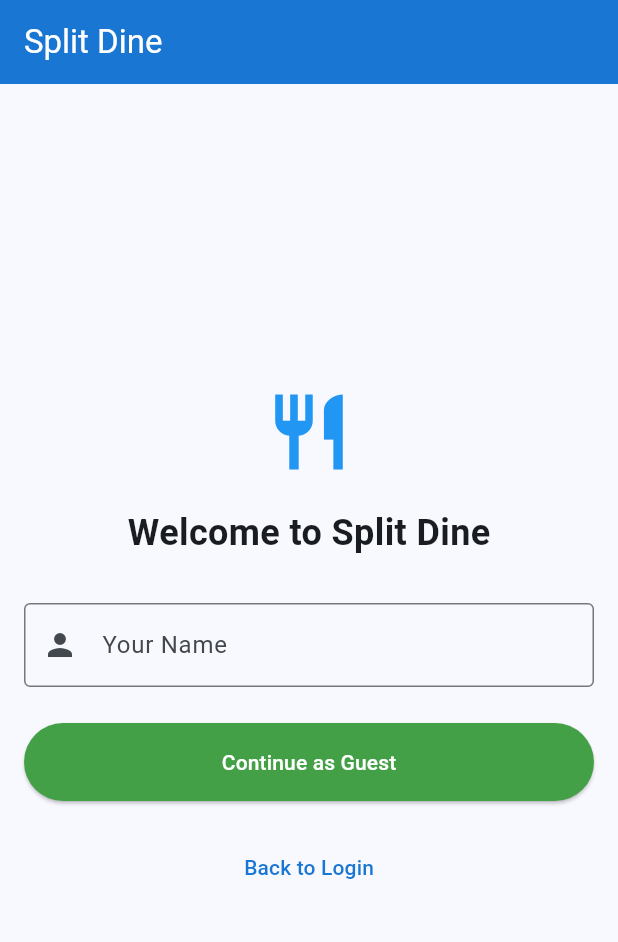
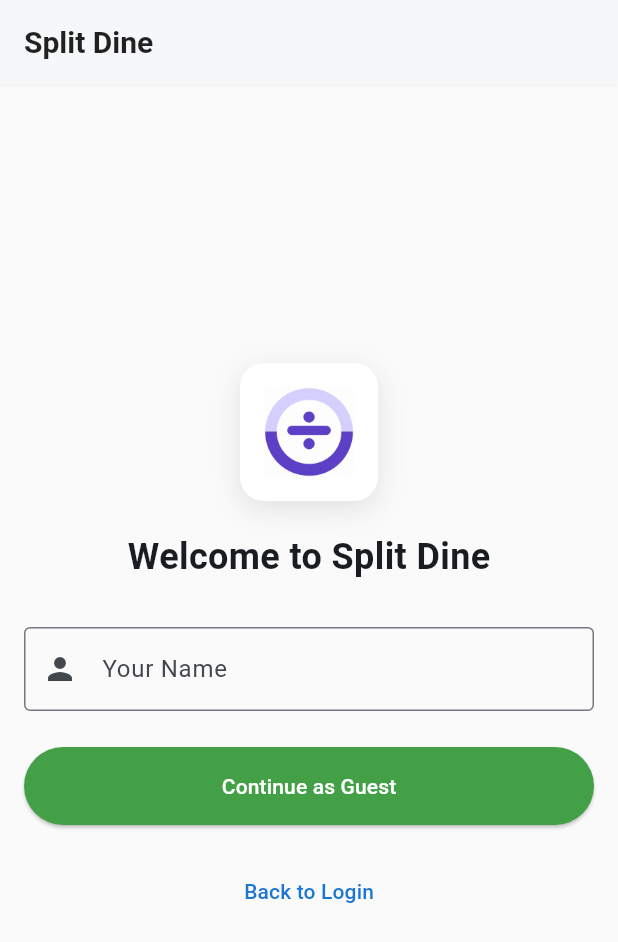
Before and after one commit to noodev8/splitdine2, a Flutter app: the screen it shows after launch, after a tap on "Login", after a tap on "Continue as Guest", on a phone screen of 412 x 824 dp. Shown: the top 942 px of the screen. Run offline on Flutter 3.47's test engine with Material 3 defaults, Android fonts, the phone set to English and light mode, and no system bars; our stand-ins replace shared_preferences; accounts and stored records are empty.

Commit message:
New Logo and splash

```diff
--- a/splitdine2_flutter/lib/screens/login_screen.dart
+++ b/splitdine2_flutter/lib/screens/login_screen.dart
@@ -213,10 +213,19 @@ class _LoginScreenState extends State<LoginScreen> {
   @override
   Widget build(BuildContext context) {
     return Scaffold(
+      backgroundColor: Colors.grey.shade50,
       appBar: AppBar(
-        title: const Text('Split Dine'),
-        backgroundColor: Colors.blue.shade700,
-        foregroundColor: Colors.white,
+        title: const Text(
+          'Split Dine',
+          style: TextStyle(
+            fontSize: 20,
+            fontWeight: FontWeight.bold,
+          ),
+        ),
+        backgroundColor: Colors.white,
+        foregroundColor: Colors.black87,
+        elevation: 1,
+        shadowColor: Colors.black12,
       ),
       body: Consumer<AuthProvider>(
         builder: (context, authProvider, child) {
@@ -232,10 +241,25 @@ class _LoginScreenState extends State<LoginScreen> {
                 mainAxisAlignment: MainAxisAlignment.center,
                 children: [
                 // App Logo
-                const Icon(
-                  Icons.restaurant,
-                  size: 60,
-                  color: Colors.blue,
+                Container(
+                  padding: const EdgeInsets.all(16),
+                  decoration: BoxDecoration(
+                    color: Colors.white,
+                    borderRadius: BorderRadius.circular(16),
+                    boxShadow: [
+                      BoxShadow(
+                        color: Colors.black.withValues(alpha: 0.1),
+                        blurRadius: 15,
+                        offset: const Offset(0, 5),
+                      ),
+                    ],
+                  ),
+                  child: Image.asset(
+                    'assets/splitdine_icon_1024.png',
+                    width: 60,
+                    height: 60,
+                    fit: BoxFit.contain,
+                  ),
                 ),
                 const SizedBox(height: 20),
 
--- a/splitdine2_flutter/lib/screens/register_screen.dart
+++ b/splitdine2_flutter/lib/screens/register_screen.dart
@@ -47,10 +47,19 @@ class _RegisterScreenState extends State<RegisterScreen> {
   @override
   Widget build(BuildContext context) {
     return Scaffold(
+      backgroundColor: Colors.grey.shade50,
       appBar: AppBar(
-        title: const Text('Register'),
-        backgroundColor: Colors.blue.shade700,
-        foregroundColor: Colors.white,
+        title: const Text(
+          'Register',
+          style: TextStyle(
+            fontSize: 20,
+            fontWeight: FontWeight.bold,
+          ),
+        ),
+        backgroundColor: Colors.white,
+        foregroundColor: Colors.black87,
+        elevation: 1,
+        shadowColor: Colors.black12,
       ),
       body: Consumer<AuthProvider>(
         builder: (context, authProvider, child) {
@@ -66,10 +75,25 @@ class _RegisterScreenState extends State<RegisterScreen> {
                 mainAxisAlignment: MainAxisAlignment.center,
                 children: [
                 // App Logo
-                const Icon(
-                  Icons.restaurant,
-                  size: 60,
-                  color: Colors.blue,
+                Container(
+                  padding: const EdgeInsets.all(16),
+                  decoration: BoxDecoration(
+                    color: Colors.white,
+                    borderRadius: BorderRadius.circular(16),
+                    boxShadow: [
+                      BoxShadow(
+                        color: Colors.black.withValues(alpha: 0.1),
+                        blurRadius: 15,
+                        offset: const Offset(0, 5),
+                      ),
+                    ],
+                  ),
+                  child: Image.asset(
+                    'assets/splitdine_icon_1024.png',
+                    width: 60,
+                    height: 60,
+                    fit: BoxFit.contain,
+                  ),
                 ),
                 const SizedBox(height: 20),
 
--- a/splitdine2_flutter/lib/screens/splash_screen.dart
+++ b/splitdine2_flutter/lib/screens/splash_screen.dart
@@ -44,43 +44,66 @@ class _SplashScreenState extends State<SplashScreen> {
   @override
   Widget build(BuildContext context) {
     return Scaffold(
-      backgroundColor: Colors.blue.shade700,
-      body: const Center(
+      backgroundColor: Colors.grey.shade50,
+      body: Center(
         child: Column(
           mainAxisAlignment: MainAxisAlignment.center,
           children: [
-            // App Logo/Icon
-            Icon(
-              Icons.restaurant,
-              size: 80,
-              color: Colors.white,
+            // App Logo
+            Container(
+              padding: const EdgeInsets.all(20),
+              decoration: BoxDecoration(
+                color: Colors.white,
+                borderRadius: BorderRadius.circular(20),
+                boxShadow: [
+                  BoxShadow(
+                    color: Colors.black.withValues(alpha: 0.1),
+                    blurRadius: 20,
+                    offset: const Offset(0, 10),
+                  ),
+                ],
+              ),
+              child: Image.asset(
+                'assets/splitdine_icon_1024.png',
+                width: 80,
+                height: 80,
+                fit: BoxFit.contain,
+              ),
             ),
-            SizedBox(height: 20),
+            const SizedBox(height: 32),
 
             // App Name
-            Text(
+            const Text(
               'Split Dine',
               style: TextStyle(
                 fontSize: 32,
                 fontWeight: FontWeight.bold,
-                color: Colors.white,
+                color: Colors.black87,
               ),
             ),
-            SizedBox(height: 10),
+            const SizedBox(height: 8),
 
             // Tagline
             Text(
               'Split bills, share meals',
               style: TextStyle(
                 fontSize: 16,
-                color: Colors.white70,
+                color: Colors.grey.shade600,
+                fontWeight: FontWeight.w500,
               ),
             ),
-            SizedBox(height: 40),
+            const SizedBox(height: 48),
 
             // Loading indicator
-            CircularProgressIndicator(
-              valueColor: AlwaysStoppedAnimation<Color>(Colors.white),
+            SizedBox(
+              width: 24,
+              height: 24,
+              child: CircularProgressIndicator(
+                strokeWidth: 2.5,
+                valueColor: AlwaysStoppedAnimation<Color>(
+                  Theme.of(context).colorScheme.primary,
+                ),
+              ),
             ),
           ],
         ),
--- a/splitdine2_flutter/pubspec.yaml
+++ b/splitdine2_flutter/pubspec.yaml
@@ -74,9 +74,8 @@ flutter:
   uses-material-design: true
 
   # To add assets to your application, add an assets section, like this:
-  # assets:
-  #   - images/a_dot_burr.jpeg
-  #   - images/a_dot_ham.jpeg
+  assets:
+    - assets/splitdine_icon_1024.png
 
   # An image asset can refer to one or more resolution-specific "variants", see
   # https://flutter.dev/to/resolution-aware-images
```
